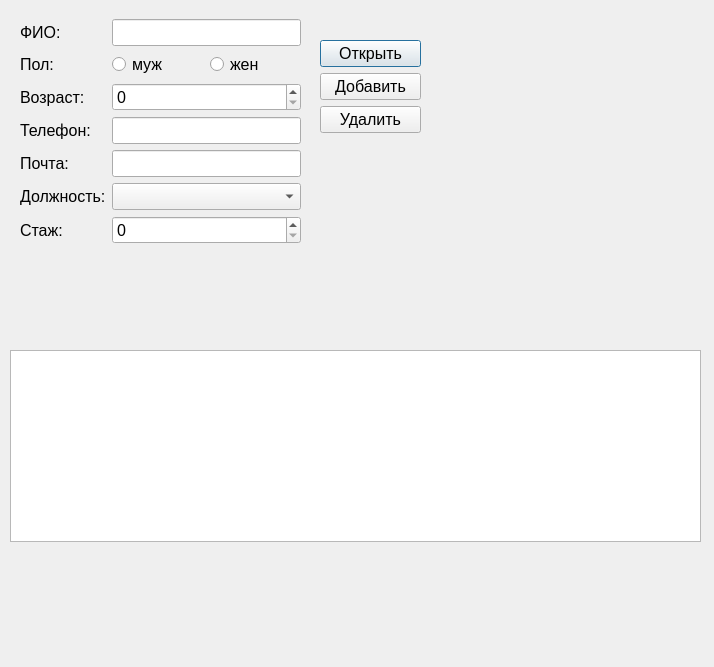
First picture: the form in form_ui.ui, repository ansron3a/example3, before the edit.
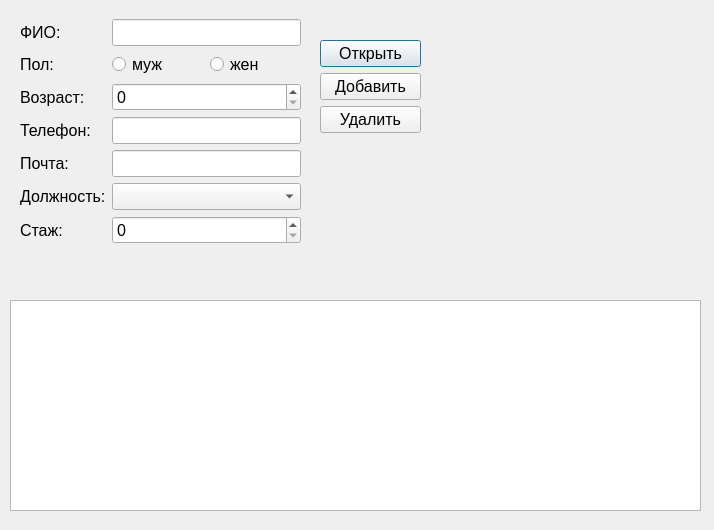
Second picture: the form after the edit.

Commit message: Исправление ошибки в связи с названием формы

```diff
--- a/form_ui.ui
+++ b/form_ui.ui
@@ -7,7 +7,7 @@
     <x>0</x>
     <y>0</y>
     <width>714</width>
-    <height>667</height>
+    <height>530</height>
    </rect>
   </property>
   <property name="font">
@@ -22,9 +22,9 @@
    <property name="geometry">
     <rect>
      <x>10</x>
-     <y>350</y>
+     <y>300</y>
      <width>691</width>
-     <height>192</height>
+     <height>211</height>
     </rect>
    </property>
   </widget>
```
Left out of the diff: 2 changed lines with no effect on the pictures. The commit also changes 2 other files.
